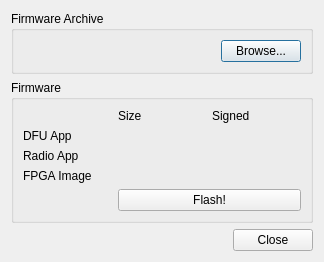
osmocom/sdrangelove, file osdrupgrade.ui: the form before one commit.
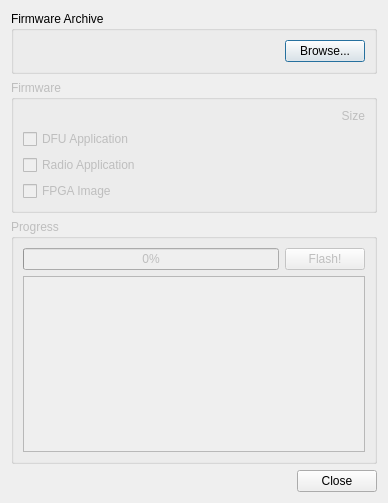
The form after the commit.

What changed in the file:
```diff
--- a/osdrupgrade.ui
+++ b/osdrupgrade.ui
@@ -6,8 +6,8 @@
    <rect>
     <x>0</x>
     <y>0</y>
-    <width>324</width>
-    <height>250</height>
+    <width>382</width>
+    <height>503</height>
    </rect>
   </property>
   <property name="windowTitle">
@@ -26,14 +26,23 @@
       <item>
        <widget class="QLabel" name="filename">
         <property name="sizePolicy">
-         <sizepolicy hsizetype="MinimumExpanding" vsizetype="Preferred">
+         <sizepolicy hsizetype="Fixed" vsizetype="Preferred">
           <horstretch>0</horstretch>
           <verstretch>0</verstretch>
          </sizepolicy>
         </property>
+        <property name="minimumSize">
+         <size>
+          <width>256</width>
+          <height>0</height>
+         </size>
+        </property>
         <property name="text">
          <string/>
         </property>
+        <property name="textFormat">
+         <enum>Qt::PlainText</enum>
+        </property>
        </widget>
       </item>
       <item>
@@ -47,29 +56,31 @@
     </widget>
    </item>
    <item>
-    <widget class="QGroupBox" name="groupBox_2">
+    <widget class="QGroupBox" name="fwBox">
+     <property name="enabled">
+      <bool>false</bool>
+     </property>
      <property name="title">
       <string>Firmware</string>
      </property>
      <layout class="QGridLayout" name="gridLayout">
-      <item row="2" column="0">
-       <widget class="QLabel" name="label_2">
+      <item row="2" column="1">
+       <widget class="QLabel" name="radioSize">
         <property name="text">
-         <string>Radio App</string>
+         <string/>
         </property>
-       </widget>
-      </item>
-      <item row="3" column="0">
-       <widget class="QLabel" name="label_3">
-        <property name="text">
-         <string>FPGA Image</string>
+        <property name="alignment">
+         <set>Qt::AlignRight|Qt::AlignTrailing|Qt::AlignVCenter</set>
         </property>
        </widget>
       </item>
-      <item row="1" column="0">
-       <widget class="QLabel" name="label">
+      <item row="3" column="1">
+       <widget class="QLabel" name="fpgaSize">
         <property name="text">
-         <string>DFU App</string>
+         <string/>
+        </property>
+        <property name="alignment">
+         <set>Qt::AlignRight|Qt::AlignTrailing|Qt::AlignVCenter</set>
         </property>
        </widget>
       </item>
@@ -78,19 +89,76 @@
         <property name="text">
          <string>Size</string>
         </property>
+        <property name="alignment">
+         <set>Qt::AlignRight|Qt::AlignTrailing|Qt::AlignVCenter</set>
+        </property>
        </widget>
       </item>
-      <item row="0" column="2">
-       <widget class="QLabel" name="label_5">
+      <item row="1" column="0">
+       <widget class="QCheckBox" name="dfu">
         <property name="text">
-         <string>Signed</string>
+         <string>DFU Application</string>
         </property>
        </widget>
       </item>
-      <item row="4" column="1" colspan="2">
-       <widget class="QPushButton" name="flash">
+      <item row="2" column="0">
+       <widget class="QCheckBox" name="radio">
         <property name="text">
-         <string>Flash!</string>
+         <string>Radio Application</string>
+        </property>
+       </widget>
+      </item>
+      <item row="3" column="0">
+       <widget class="QCheckBox" name="fpga">
+        <property name="text">
+         <string>FPGA Image</string>
+        </property>
+       </widget>
+      </item>
+      <item row="1" column="1">
+       <widget class="QLabel" name="dfuSize">
+        <property name="text">
+         <string/>
+        </property>
+        <property name="alignment">
+         <set>Qt::AlignRight|Qt::AlignTrailing|Qt::AlignVCenter</set>
+        </property>
+       </widget>
+      </item>
+     </layout>
+    </widget>
+   </item>
+   <item>
+    <widget class="QGroupBox" name="progressBox">
+     <property name="enabled">
+      <bool>false</bool>
+     </property>
+     <property name="title">
+      <string>Progress</string>
+     </property>
+     <layout class="QVBoxLayout" name="verticalLayout_2">
+      <item>
+       <layout class="QHBoxLayout" name="horizontalLayout_3">
+        <item>
+         <widget class="QProgressBar" name="progress">
+          <property name="value">
+           <number>0</number>
+          </property>
+         </widget>
+        </item>
+        <item>
+         <widget class="QPushButton" name="start">
+          <property name="text">
+           <string>Flash!</string>
+          </property>
+         </widget>
+        </item>
+       </layout>
+      </item>
+      <item>
+       <widget class="QPlainTextEdit" name="log">
+        <property name="readOnly">
+         <bool>true</bool>
         </property>
        </widget>
       </item>
```
Left out of the diff: 19 changed lines with no effect on the pictures.
